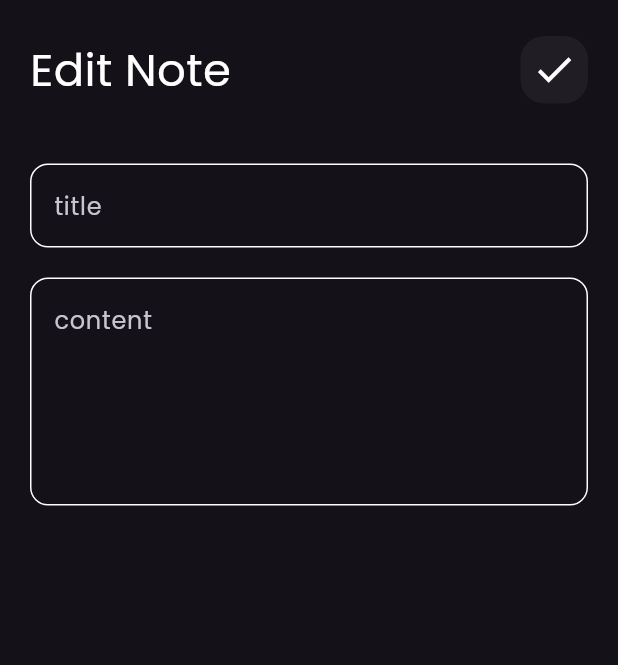
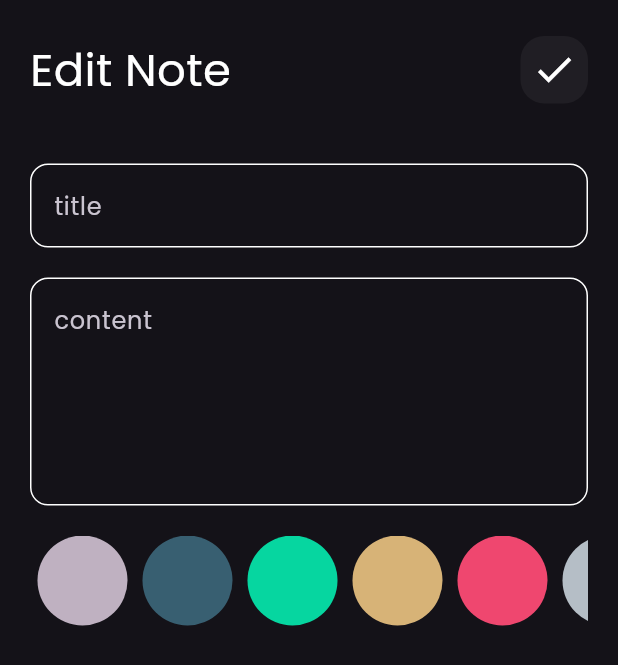
Before and after one commit to Mariamibrahim88/Notes_App, a Flutter app: the EditNotesViewBody screen opened directly with empty values, on a phone screen of 412 x 824 dp. Shown: the top 665 px of the screen. Run offline on Flutter 3.47's test engine with Material 3 defaults, Android fonts, the phone set to English and light mode, and no system bars; our stand-ins replace bloc, flutter_bloc, hive, hive_flutter; accounts and stored records are empty.

Commit message:
edit color of note

```diff
--- a/lib/constants.dart
+++ b/lib/constants.dart
@@ -3,3 +3,11 @@ import 'dart:ui';
 const kprimarycolor = Color(0xff62FCD7);
 
 const kNotesBox = 'notes_box';
+List<Color> kcolors = const [
+  Color(0xffBFB1C1),
+  Color(0xff385F71),
+  Color(0xff06D6A0),
+  Color(0xffD7B377),
+  Color(0xffEF476F),
+  Color(0xffB5BEC6),
+];
--- a/lib/cubit/add_notes_cubit/notes_cubit.dart
+++ b/lib/cubit/add_notes_cubit/notes_cubit.dart
@@ -1,4 +1,5 @@
 import 'package:bloc/bloc.dart';
+import 'package:flutter/material.dart';
 import 'package:hive_flutter/adapters.dart';
 import 'package:meta/meta.dart';
 import 'package:notes_app/constants.dart';
@@ -9,7 +10,10 @@ part 'notes_state.dart';
 class AddNotesCubit extends Cubit<AddNoteState> {
   AddNotesCubit() : super(AddNotesInitial());
 
+  Color colorr = const Color(0xffBFB1C1);
+
   addNote(NoteModel note) async {
+    note.color = colorr.value;
     emit(AddNoteLoading());
     try {
       var noteBox = Hive.box<NoteModel>(kNotesBox);
--- a/lib/cubit/notes_cubit/notes_cubit.dart
+++ b/lib/cubit/notes_cubit/notes_cubit.dart
@@ -1,4 +1,5 @@
 import 'package:bloc/bloc.dart';
+import 'package:flutter/material.dart';
 import 'package:hive/hive.dart';
 import 'package:meta/meta.dart';
 import 'package:notes_app/models/note_model.dart';
--- a/lib/models/note_model.dart
+++ b/lib/models/note_model.dart
@@ -11,7 +11,7 @@ class NoteModel extends HiveObject {
   @HiveField(2)
   final String date;
   @HiveField(3)
-  final int color;
+  int color;
 
   NoteModel(
       {required this.title,
--- a/lib/views/edit_notes_view.body.dart
+++ b/lib/views/edit_notes_view.body.dart
@@ -1,9 +1,12 @@
 import 'package:flutter/material.dart';
 import 'package:flutter_bloc/flutter_bloc.dart';
+import 'package:notes_app/constants.dart';
 import 'package:notes_app/cubit/notes_cubit/notes_cubit.dart';
 import 'package:notes_app/models/note_model.dart';
+import 'package:notes_app/widgets/colors_list.dart';
 import 'package:notes_app/widgets/custom_app_bar.dart';
 import 'package:notes_app/widgets/custom_text_field.dart';
+import 'package:notes_app/widgets/edit_color_of_note.dart';
 
 class EditNotesViewBody extends StatefulWidget {
   const EditNotesViewBody({super.key, required this.note});
@@ -55,6 +58,10 @@ class _EditNotesViewBodyState extends State<EditNotesViewBody> {
                       content = value;
                     },
                   ),
+                  const SizedBox(
+                    height: 20,
+                  ),
+                  EditNotesColorList(note: widget.note)
                 ],
               ))),
     );
--- /dev/null
+++ b/lib/widgets/edit_color_of_note.dart
@@ -0,0 +1,51 @@
+import 'package:flutter/material.dart';
+import 'package:notes_app/constants.dart';
+import 'package:notes_app/models/note_model.dart';
+import 'package:notes_app/widgets/colors_list.dart';
+
+class EditNotesColorList extends StatefulWidget {
+  const EditNotesColorList({super.key, required this.note});
+
+  final NoteModel note;
+
+  @override
+  State<EditNotesColorList> createState() => _EditNotesColorListState();
+}
+
+class _EditNotesColorListState extends State<EditNotesColorList> {
+  late int selectedIndex;
+
+  @override
+  void initState() {
+    //initial color of the note will be selected to edit
+    selectedIndex = kcolors.indexOf(Color(widget.note.color));
+    super.initState();
+  }
+
+  @override
+  Widget build(BuildContext context) {
+    return SizedBox(
+      height: 30 * 2,
+      child: ListView.builder(
+          scrollDirection: Axis.horizontal,
+          itemCount: kcolors.length,
+          itemBuilder: (context, index) {
+            return Padding(
+              padding: const EdgeInsets.symmetric(horizontal: 5),
+              child: GestureDetector(
+                  onTap: () {
+                    selectedIndex = index;
+
+                    widget.note.color = kcolors[index].value;
+
+                    setState(() {});
+                  },
+                  child: ColorItem(
+                    isSelected: selectedIndex == index,
+                    colorr: kcolors[index],
+                  )),
+            );
+          }),
+    );
+  }
+}
```
Also changed, not shown: lib/widgets/colors_list.dart (+8 -11 lines).
